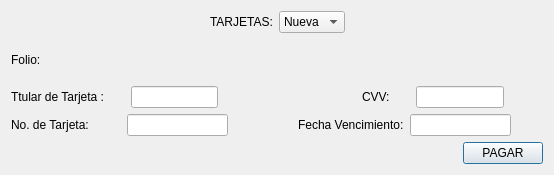
Qt form pagointervenciones.ui (Laloses/Hospital) before a commit.
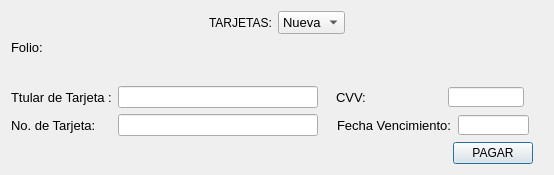
The same form after that commit.

Patch:
```diff
--- a/pagointervenciones.ui
+++ b/pagointervenciones.ui
@@ -16,8 +16,8 @@
   <layout class="QVBoxLayout" name="verticalLayout">
    <item>
     <layout class="QGridLayout" name="gridLayout">
-     <item row="0" column="0">
-      <spacer name="horizontalSpacer">
+     <item row="0" column="3">
+      <spacer name="horizontalSpacer_2">
        <property name="orientation">
         <enum>Qt::Horizontal</enum>
        </property>
@@ -36,8 +36,26 @@
        </property>
       </widget>
      </item>
+     <item row="0" column="0">
+      <spacer name="horizontalSpacer">
+       <property name="orientation">
+        <enum>Qt::Horizontal</enum>
+       </property>
+       <property name="sizeHint" stdset="0">
+        <size>
+         <width>40</width>
+         <height>20</height>
+        </size>
+       </property>
+      </spacer>
+     </item>
      <item row="0" column="2">
       <widget class="QComboBox" name="comboBox">
+       <property name="font">
+        <font>
+         <pointsize>10</pointsize>
+        </font>
+       </property>
        <item>
         <property name="text">
          <string>Nueva</string>
@@ -45,145 +63,68 @@
        </item>
       </widget>
      </item>
-     <item row="0" column="3">
-      <spacer name="horizontalSpacer_2">
-       <property name="orientation">
-        <enum>Qt::Horizontal</enum>
-       </property>
-       <property name="sizeHint" stdset="0">
-        <size>
-         <width>40</width>
-         <height>20</height>
-        </size>
-       </property>
-      </spacer>
-     </item>
     </layout>
    </item>
+   <item>
+    <spacer name="verticalSpacer_6">
+     <property name="orientation">
+      <enum>Qt::Vertical</enum>
+     </property>
+     <property name="sizeHint" stdset="0">
+      <size>
+       <width>20</width>
+       <height>40</height>
+      </size>
+     </property>
+    </spacer>
+   </item>
    <item>
     <layout class="QGridLayout" name="gridLayout_5">
      <item row="1" column="0">
       <layout class="QGridLayout" name="gridLayout_3">
-       <item row="0" column="12">
+       <item row="0" column="7">
+        <spacer name="horizontalSpacer_7">
+         <property name="orientation">
+          <enum>Qt::Horizontal</enum>
+         </property>
+         <property name="sizeHint" stdset="0">
+          <size>
+           <width>13</width>
+           <height>17</height>
+          </size>
+         </property>
+        </spacer>
+       </item>
+       <item row="0" column="5">
         <widget class="QLineEdit" name="lineEdit_cv">
+         <property name="minimumSize">
+          <size>
+           <width>30</width>
+           <height>20</height>
+          </size>
+         </property>
+         <property name="maximumSize">
+          <size>
+           <width>97</width>
+           <height>20</height>
+          </size>
+         </property>
          <property name="maxLength">
           <number>3</number>
          </property>
         </widget>
        </item>
-       <item row="0" column="14">
-        <spacer name="horizontalSpacer_7">
-         <property name="orientation">
-          <enum>Qt::Horizontal</enum>
-         </property>
-         <property name="sizeHint" stdset="0">
-          <size>
-           <width>40</width>
-           <height>20</height>
-          </size>
-         </property>
-        </spacer>
-       </item>
-       <item row="0" column="10">
-        <widget class="QLabel" name="label_4">
-         <property name="text">
-          <string>CVV:</string>
-         </property>
-        </widget>
-       </item>
-       <item row="0" column="3">
-        <spacer name="horizontalSpacer_8">
-         <property name="orientation">
-          <enum>Qt::Horizontal</enum>
-         </property>
-         <property name="sizeHint" stdset="0">
-          <size>
-           <width>40</width>
-           <height>20</height>
-          </size>
-         </property>
-        </spacer>
-       </item>
-       <item row="0" column="11">
-        <spacer name="horizontalSpacer_10">
-         <property name="orientation">
-          <enum>Qt::Horizontal</enum>
-         </property>
-         <property name="sizeHint" stdset="0">
-          <size>
-           <width>40</width>
-           <height>20</height>
-          </size>
-         </property>
-        </spacer>
-       </item>
-       <item row="0" column="4">
-        <spacer name="horizontalSpacer_11">
-         <property name="orientation">
-          <enum>Qt::Horizontal</enum>
-         </property>
-         <property name="sizeHint" stdset="0">
-          <size>
-           <width>40</width>
-           <height>20</height>
-          </size>
-         </property>
-        </spacer>
-       </item>
-       <item row="0" column="13">
-        <spacer name="horizontalSpacer_14">
-         <property name="orientation">
-          <enum>Qt::Horizontal</enum>
-         </property>
-         <property name="sizeHint" stdset="0">
-          <size>
-           <width>40</width>
-           <height>20</height>
-          </size>
-         </property>
-        </spacer>
-       </item>
        <item row="0" column="2">
-        <widget class="QLineEdit" name="lineEdit_titular">
-         <property name="maxLength">
-          <number>100</number>
-         </property>
-        </widget>
-       </item>
-       <item row="0" column="7">
-        <spacer name="horizontalSpacer_15">
-         <property name="orientation">
-          <enum>Qt::Horizontal</enum>
-         </property>
-         <property name="sizeHint" stdset="0">
-          <size>
-           <width>40</width>
-           <height>20</height>
-          </size>
-         </property>
-        </spacer>
-       </item>
-       <item row="0" column="8">
-        <spacer name="horizontalSpacer_16">
-         <property name="orientation">
-          <enum>Qt::Horizontal</enum>
-         </property>
-         <property name="sizeHint" stdset="0">
-          <size>
-           <width>40</width>
-           <height>20</height>
-          </size>
-         </property>
-        </spacer>
-       </item>
-       <item row="0" column="6">
         <spacer name="horizontalSpacer_13">
          <property name="orientation">
           <enum>Qt::Horizontal</enum>
          </property>
+         <property name="sizeType">
+          <enum>QSizePolicy::Fixed</enum>
+         </property>
          <property name="sizeHint" stdset="0">
           <size>
-           <width>40</width>
+           <width>12</width>
            <height>20</height>
           </size>
          </property>
@@ -191,39 +132,65 @@
        </item>
        <item row="0" column="0">
         <widget class="QLabel" name="label_3">
+         <property name="font">
+          <font>
+           <pointsize>10</pointsize>
+          </font>
+         </property>
          <property name="text">
           <string>Ttular de Tarjeta :</string>
          </property>
         </widget>
        </item>
-       <item row="0" column="5">
-        <spacer name="horizontalSpacer_12">
-         <property name="orientation">
-          <enum>Qt::Horizontal</enum>
+       <item row="0" column="1">
+        <widget class="QLineEdit" name="lineEdit_titular">
+         <property name="minimumSize">
+          <size>
+           <width>200</width>
+           <height>0</height>
+          </size>
          </property>
-         <property name="sizeHint" stdset="0">
+         <property name="maximumSize">
           <size>
-           <width>40</width>
-           <height>20</height>
+           <width>170</width>
+           <height>16777215</height>
           </size>
          </property>
-        </spacer>
+         <property name="maxLength">
+          <number>100</number>
+         </property>
+        </widget>
        </item>
-       <item row="0" column="9">
-        <spacer name="horizontalSpacer_17">
+       <item row="0" column="4">
+        <spacer name="horizontalSpacer_10">
          <property name="orientation">
           <enum>Qt::Horizontal</enum>
          </property>
+         <property name="sizeType">
+          <enum>QSizePolicy::Fixed</enum>
+         </property>
          <property name="sizeHint" stdset="0">
           <size>
-           <width>40</width>
+           <width>76</width>
            <height>20</height>
           </size>
          </property>
         </spacer>
        </item>
-       <item row="0" column="1">
-        <spacer name="horizontalSpacer_18">
+       <item row="0" column="3">
+        <widget class="QLabel" name="label_4">
+         <property name="font">
+          <font>
+           <pointsize>10</pointsize>
+          </font>
+         </property>
+         <property name="text">
+          <string>CVV:</string>
+         </property>
+        </widget>
+       </item>
+       <item row="0" column="6">
+        <spacer name="horizontalSpacer_8">
          <property name="orientation">
           <enum>Qt::Horizontal</enum>
          </property>
@@ -237,101 +204,41 @@
        </item>
       </layout>
      </item>
-     <item row="0" column="0">
-      <layout class="QGridLayout" name="gridLayout_2">
-       <item row="0" column="0">
-        <widget class="QLabel" name="label_2">
-         <property name="text">
-          <string>Folio:</string>
-         </property>
-        </widget>
-       </item>
-       <item row="0" column="1">
-        <widget class="QLabel" name="label_inter">
-         <property name="text">
-          <string/>
-         </property>
-        </widget>
-       </item>
-      </layout>
-     </item>
      <item row="2" column="0">
       <layout class="QGridLayout" name="gridLayout_4">
-       <item row="0" column="0">
-        <widget class="QLabel" name="label_5">
-         <property name="text">
-          <string>No. de Tarjeta:</string>
-         </property>
-        </widget>
-       </item>
-       <item row="0" column="5">
-        <widget class="QLabel" name="label_6">
-         <property name="text">
-          <string>Fecha Vencimiento:</string>
-         </property>
-        </widget>
-       </item>
-       <item row="0" column="1">
-        <spacer name="horizontalSpacer_9">
-         <property name="orientation">
-          <enum>Qt::Horizontal</enum>
-         </property>
-         <property name="sizeHint" stdset="0">
-          <size>
-           <width>40</width>
-           <height>20</height>
-          </size>
-         </property>
-        </spacer>
-       </item>
        <item row="0" column="2">
         <widget class="QLineEdit" name="lineEdit_noTarjeta">
+         <property name="minimumSize">
+          <size>
+           <width>200</width>
+           <height>0</height>
+          </size>
+         </property>
+         <property name="maximumSize">
+          <size>
+           <width>200</width>
+           <height>16777215</height>
+          </size>
+         </property>
          <property name="maxLength">
           <number>16</number>
          </property>
         </widget>
        </item>
-       <item row="0" column="3">
-        <spacer name="horizontalSpacer_5">
-         <property name="orientation">
-          <enum>Qt::Horizontal</enum>
-         </property>
-         <property name="sizeHint" stdset="0">
-          <size>
-           <width>40</width>
-           <height>20</height>
-          </size>
-         </property>
-        </spacer>
-       </item>
-       <item row="0" column="7">
-        <spacer name="horizontalSpacer_6">
-         <property name="orientation">
-          <enum>Qt::Horizontal</enum>
-         </property>
-         <property name="sizeHint" stdset="0">
-          <size>
-           <width>40</width>
-           <height>20</height>
-          </size>
-         </property>
-        </spacer>
-       </item>
-       <item row="0" column="4">
-        <spacer name="horizontalSpacer_4">
-         <property name="orientation">
-          <enum>Qt::Horizontal</enum>
-         </property>
-         <property name="sizeHint" stdset="0">
-          <size>
-           <width>40</width>
-           <height>20</height>
-          </size>
-         </property>
-        </spacer>
-       </item>
        <item row="0" column="6">
         <widget class="QLineEdit" name="dateEditVencimiento">
+         <property name="minimumSize">
+          <size>
+           <width>30</width>
+           <height>20</height>
+          </size>
+         </property>
+         <property name="maximumSize">
+          <size>
+           <width>97</width>
+           <height>20</height>
+          </size>
+         </property>
          <property name="text">
           <string/>
          </property>
@@ -340,10 +247,177 @@
          </property>
         </widget>
        </item>
+       <item row="0" column="7">
+        <spacer name="horizontalSpacer_6">
+         <property name="orientation">
+          <enum>Qt::Horizontal</enum>
+         </property>
+         <property name="sizeHint" stdset="0">
+          <size>
+           <width>40</width>
+           <height>20</height>
+          </size>
+         </property>
+        </spacer>
+       </item>
+       <item row="0" column="3">
+        <spacer name="horizontalSpacer_4">
+         <property name="orientation">
+          <enum>Qt::Horizontal</enum>
+         </property>
+         <property name="sizeHint" stdset="0">
+          <size>
+           <width>40</width>
+           <height>20</height>
+          </size>
+         </property>
+        </spacer>
+       </item>
+       <item row="0" column="1">
+        <spacer name="horizontalSpacer_5">
+         <property name="orientation">
+          <enum>Qt::Horizontal</enum>
+         </property>
+         <property name="sizeHint" stdset="0">
+          <size>
+           <width>42</width>
+           <height>20</height>
+          </size>
+         </property>
+        </spacer>
+       </item>
+       <item row="0" column="0">
+        <widget class="QLabel" name="label_5">
+         <property name="font">
+          <font>
+           <pointsize>10</pointsize>
+          </font>
+         </property>
+         <property name="text">
+          <string>No. de Tarjeta:</string>
+         </property>
+        </widget>
+       </item>
+       <item row="0" column="4">
+        <widget class="QLabel" name="label_6">
+         <property name="font">
+          <font>
+           <pointsize>10</pointsize>
+          </font>
+         </property>
+         <property name="text">
+          <string>Fecha Vencimiento:</string>
+         </property>
+        </widget>
+       </item>
+       <item row="0" column="5">
+        <spacer name="horizontalSpacer_11">
+         <property name="orientation">
+          <enum>Qt::Horizontal</enum>
+         </property>
+         <property name="sizeType">
+          <enum>QSizePolicy::Fixed</enum>
+         </property>
+         <property name="sizeHint" stdset="0">
+          <size>
+           <width>0</width>
+           <height>20</height>
+          </size>
+         </property>
+        </spacer>
+       </item>
       </layout>
      </item>
+     <item row="3" column="0">
+      <spacer name="verticalSpacer_3">
+       <property name="orientation">
+        <enum>Qt::Vertical</enum>
+       </property>
+       <property name="sizeHint" stdset="0">
+        <size>
+         <width>531</width>
+         <height>13</height>
+        </size>
+       </property>
+      </spacer>
+     </item>
+     <item row="0" column="0">
+      <layout class="QGridLayout" name="gridLayout_2">
+       <item row="0" column="0">
+        <widget class="QLabel" name="label_2">
+         <property name="font">
+          <font>
+           <pointsize>10</pointsize>
+          </font>
+         </property>
+         <property name="text">
+          <string>Folio:</string>
+         </property>
+        </widget>
+       </item>
+       <item row="1" column="0">
+        <spacer name="verticalSpacer_2">
+         <property name="orientation">
+          <enum>Qt::Vertical</enum>
+         </property>
+         <property name="sizeHint" stdset="0">
+          <size>
+           <width>20</width>
+           <height>40</height>
+          </size>
+         </property>
+        </spacer>
+       </item>
+       <item row="0" column="1">
+        <widget class="QLabel" name="label_inter">
+         <property name="text">
+          <string/>
+         </property>
+        </widget>
+       </item>
+      </layout>
+     </item>
+     <item row="4" column="0">
+      <spacer name="verticalSpacer">
+       <property name="orientation">
+        <enum>Qt::Vertical</enum>
+       </property>
+       <property name="sizeHint" stdset="0">
+        <size>
+         <width>531</width>
+         <height>13</height>
+        </size>
+       </property>
+      </spacer>
+     </item>
     </layout>
    </item>
+   <item>
+    <spacer name="verticalSpacer_4">
+     <property name="orientation">
+      <enum>Qt::Vertical</enum>
+     </property>
+     <property name="sizeHint" stdset="0">
+      <size>
+       <width>20</width>
+       <height>40</height>
+      </size>
+     </property>
+    </spacer>
+   </item>
+   <item>
+    <spacer name="verticalSpacer_5">
+     <property name="orientation">
+      <enum>Qt::Vertical</enum>
+     </property>
+     <property name="sizeHint" stdset="0">
+      <size>
+       <width>20</width>
+       <height>40</height>
+      </size>
+     </property>
+    </spacer>
+   </item>
    <item>
     <layout class="QHBoxLayout" name="horizontalLayout">
      <item>
@@ -361,11 +435,39 @@
      </item>
      <item>
       <widget class="QPushButton" name="pushButton_PI">
+       <property name="minimumSize">
+        <size>
+         <width>10</width>
+         <height>0</height>
+        </size>
+       </property>
+       <property name="maximumSize">
+        <size>
+         <width>80</width>
+         <height>16777215</height>
+        </size>
+       </property>
        <property name="text">
         <string>PAGAR</string>
        </property>
       </widget>
      </item>
+     <item>
+      <spacer name="horizontalSpacer_9">
+       <property name="orientation">
+        <enum>Qt::Horizontal</enum>
+       </property>
+       <property name="sizeType">
+        <enum>QSizePolicy::Fixed</enum>
+       </property>
+       <property name="sizeHint" stdset="0">
+        <size>
+         <width>10</width>
+         <height>20</height>
+        </size>
+       </property>
+      </spacer>
+     </item>
     </layout>
    </item>
   </layout>
```
